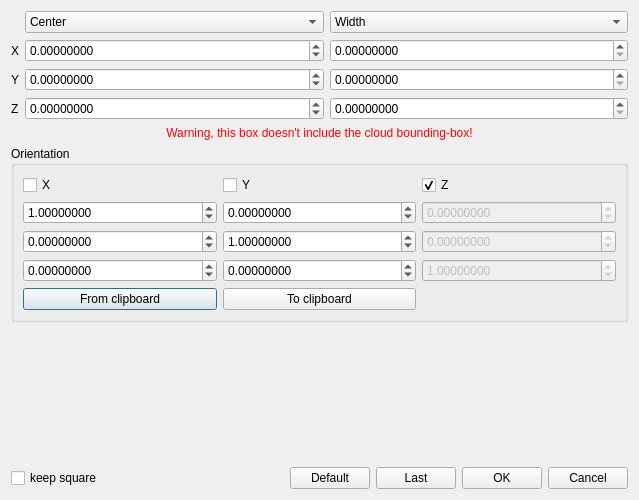
Above: qCC/ui_templates/boundingBoxEditorDlg.ui from CloudCompare/CloudCompare before the change. Below: the same form after it.
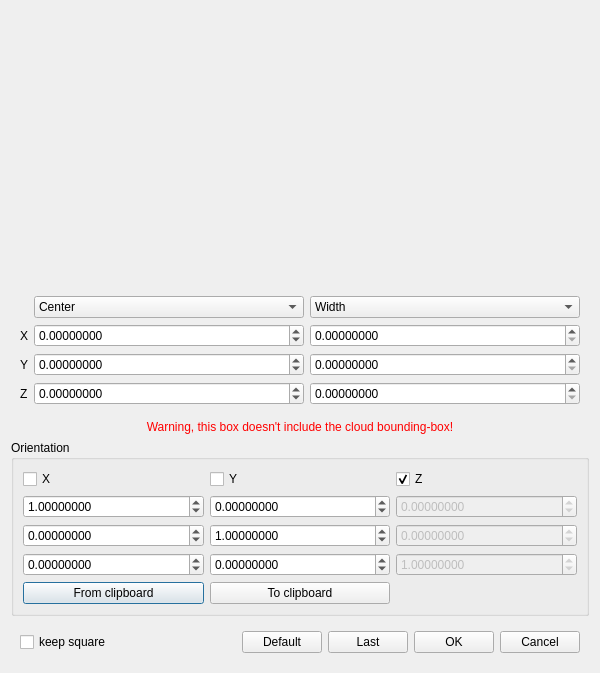
That is the form after the change. Icons and pictures are not drawn.

Commit message: [Rasterize tool] Bug fix: the exported geotiff rasters were (once again) shifted of half the cell size

Diff of the .ui file:
```diff
--- a/qCC/ui_templates/boundingBoxEditorDlg.ui
+++ b/qCC/ui_templates/boundingBoxEditorDlg.ui
@@ -6,8 +6,8 @@
    <rect>
     <x>0</x>
     <y>0</y>
-    <width>639</width>
-    <height>500</height>
+    <width>600</width>
+    <height>650</height>
    </rect>
   </property>
   <property name="windowTitle">
@@ -15,6 +15,23 @@
   </property>
   <layout class="QVBoxLayout" name="verticalLayout">
    <item>
+    <widget class="QLabel" name="rasterGridImageLabel">
+     <property name="minimumSize">
+      <size>
+       <width>0</width>
+       <height>270</height>
+      </size>
+     </property>
+     <property name="pixmap">
+      <pixmap resource="../icons.qrc">:/CC/images/raster_grid.jpg</pixmap>
+     </property>
+     <property name="alignment">
+      <set>Qt::AlignCenter</set>
+     </property>
+    </widget>
+   </item>
+   <item>
+    <widget class="QFrame" name="gridFrame">
     <layout class="QGridLayout" name="gridLayout">
      <item row="0" column="1">
       <widget class="QComboBox" name="pointTypeComboBox">
@@ -195,6 +212,7 @@
       </widget>
      </item>
     </layout>
+    </widget>
    </item>
    <item>
     <widget class="QLabel" name="warningLabel">
@@ -555,6 +573,7 @@
     </spacer>
    </item>
    <item>
+    <widget class="QFrame" name="buttonFrame">
     <layout class="QHBoxLayout" name="horizontalLayout">
      <item>
       <widget class="QCheckBox" name="keepSquareCheckBox">
@@ -605,6 +624,7 @@
       </widget>
      </item>
     </layout>
+    </widget>
    </item>
   </layout>
  </widget>
```
Left out of the diff: 4 changed lines with no effect on the pictures. Lines whose indentation alone changed are shown as unchanged. The commit also changes 15 other files.
